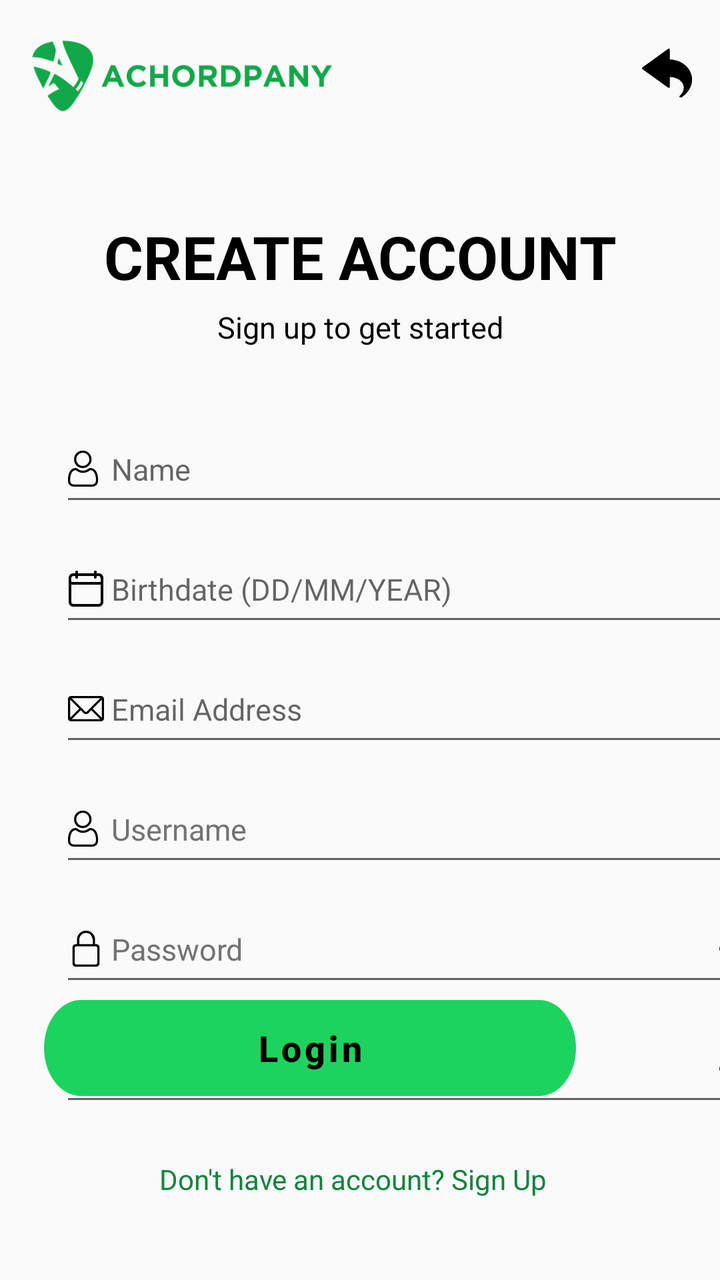
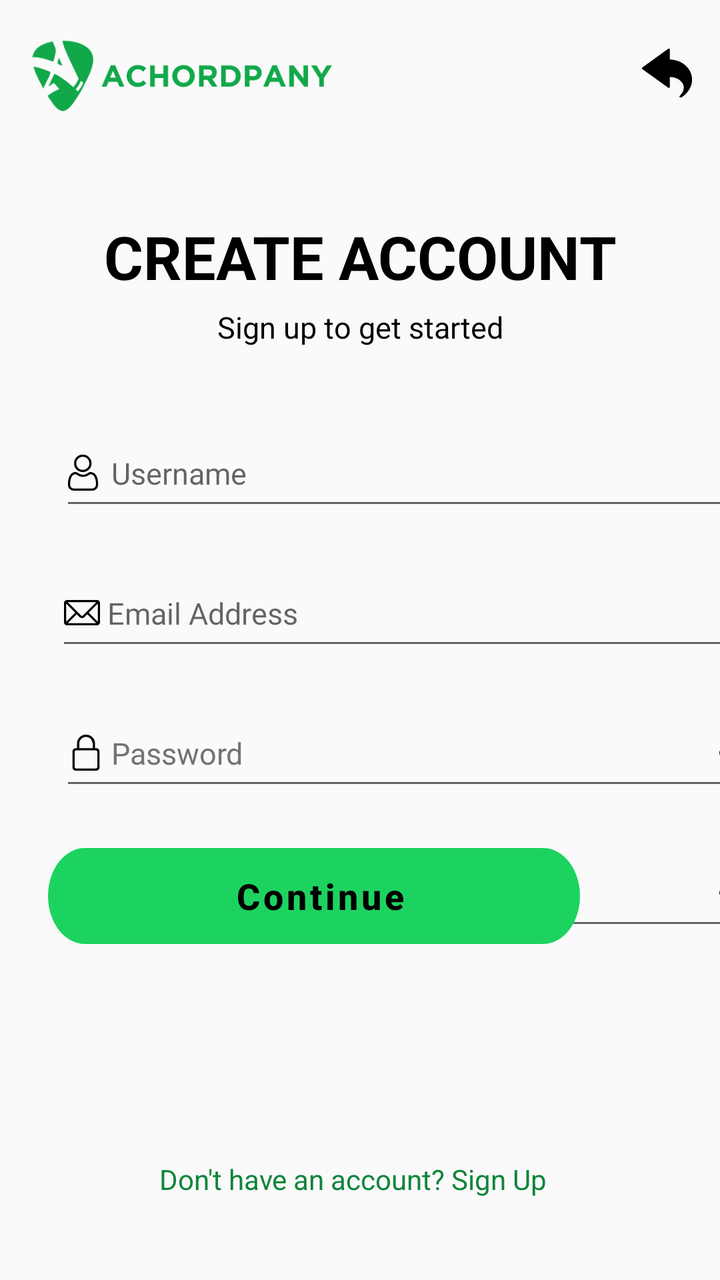

Before-and-after screenshots of an Android layout around one commit, followed by the original layout XML and the change that was made.
<!-- AndroidManifest.xml: application theme Theme.Achordpany -->
<!-- res/layout/fragment_signup_step1.xml -->
<?xml version="1.0" encoding="utf-8"?>
<androidx.constraintlayout.widget.ConstraintLayout xmlns:android="http://schemas.android.com/apk/res/android"
    xmlns:app="http://schemas.android.com/apk/res-auto"
    xmlns:tools="http://schemas.android.com/tools"
    android:layout_width="match_parent"
    android:layout_height="match_parent"
    android:background="@color/background_light"
    tools:context="com.example.achordpany.MainActivity">

    <ImageView
        android:id="@+id/imageView"
        android:layout_width="25dp"
        android:layout_height="25dp"
        android:layout_marginTop="24dp"
        android:contentDescription="@string/image_description"
        app:layout_constraintEnd_toEndOf="parent"
        app:layout_constraintHorizontal_bias="0.958"
        app:layout_constraintStart_toStartOf="parent"
        app:layout_constraintTop_toTopOf="parent"
        app:srcCompat="@drawable/ic_return_black_24dp" />

    <ImageView
        android:id="@+id/logoImageView"
        android:layout_width="150dp"
        android:layout_height="70dp"
        android:layout_marginStart="16dp"
        android:layout_marginBottom="36dp"
        android:contentDescription="Logo"
        app:layout_constraintBottom_toTopOf="@+id/heading1"
        app:layout_constraintStart_toStartOf="parent"
        app:srcCompat="@drawable/logo_light"
        tools:ignore="HardcodedText" />

    <TextView
        android:id="@+id/heading1"
        android:layout_width="wrap_content"
        android:layout_height="wrap_content"
        android:layout_marginTop="108dp"
        android:text="CREATE ACCOUNT"
        android:textColor="@android:color/black"
        android:textSize="30sp"
        android:textStyle="bold"
        app:layout_constraintEnd_toEndOf="parent"
        app:layout_constraintStart_toStartOf="parent"
        app:layout_constraintTop_toTopOf="parent"
        tools:ignore="HardcodedText" />

    <TextView
        android:id="@+id/heading2"
        android:layout_width="wrap_content"
        android:layout_height="wrap_content"
        android:layout_marginTop="5dp"
        android:text="Sign up to get started"
        android:textColor="@android:color/black"
        android:textSize="15sp"
        app:layout_constraintEnd_toEndOf="parent"
        app:layout_constraintStart_toStartOf="parent"
        app:layout_constraintTop_toBottomOf="@id/heading1"
        tools:ignore="HardcodedText"
        tools:layout_editor_absoluteY="220dp" />

    


    

    <EditText
        android:layout_width="350dp"
        android:layout_height="50dp"
        android:layout_marginStart="30dp"
        android:layout_marginTop="208dp"
        android:drawableStart="@drawable/ic_user_black"
        android:hint=" Name"
        android:importantForAutofill="no"
        android:inputType="text"
        android:textColor="#737373"
        android:textSize="15sp"
        app:layout_constraintStart_toStartOf="parent"
        app:layout_constraintTop_toTopOf="parent"
        tools:ignore="HardcodedText" />

    <EditText
        android:id="@+id/editTextDate"
        android:layout_width="350dp"
        android:layout_height="50dp"
        android:layout_marginStart="30dp"
        android:layout_marginTop="268dp"
        android:drawableStart="@drawable/ic_calendar_black"
        android:focusable="false"
        android:hint=" Birthdate (DD/MM/YEAR)"
        android:importantForAutofill="no"
        android:inputType="date"
        android:textColor="#737373"
        android:textSize="15sp"
        app:layout_constraintStart_toStartOf="parent"
        app:layout_constraintTop_toTopOf="parent"
        tools:ignore="HardcodedText" />

    

    <EditText
        android:layout_width="350dp"
        android:layout_height="50dp"
        android:layout_marginStart="30dp"
        android:layout_marginTop="328dp"
        android:drawableStart="@drawable/ic_email_black"
        android:importantForAutofill="no"
        android:inputType="textEmailAddress"
        android:hint=" Email Address"
        android:textColor="#737373"
        android:textSize="15sp"
        app:layout_constraintStart_toStartOf="parent"
        app:layout_constraintTop_toTopOf="parent"
        tools:ignore="HardcodedText" />

    

    <EditText
        android:layout_width="350dp"
        android:layout_height="50dp"
        android:layout_marginStart="30dp"
        android:layout_marginTop="388dp"
        android:drawableStart="@drawable/ic_user_black"
        android:importantForAutofill="no"
        android:inputType="text"
        android:text=" Username"
        android:textColor="#737373"
        android:textSize="15sp"
        app:layout_constraintStart_toStartOf="parent"
        app:layout_constraintTop_toTopOf="parent"
        tools:ignore="HardcodedText" />

    

    <EditText
        android:layout_width="350dp"
        android:layout_height="50dp"
        android:layout_marginStart="30dp"
        android:layout_marginTop="448dp"
        android:drawableStart="@drawable/ic_lock_black"
        android:drawableEnd="@drawable/ic_eyehide_black"
        android:importantForAutofill="no"
        android:inputType="textVisiblePassword"
        android:text=" Password"
        android:textColor="#737373"
        android:textSize="15sp"
        app:layout_constraintStart_toStartOf="parent"
        app:layout_constraintTop_toTopOf="parent"
        tools:ignore="HardcodedText" />

    

    <EditText
        android:layout_width="350dp"
        android:layout_height="50dp"
        android:layout_marginStart="30dp"
        android:layout_marginTop="508dp"
        android:drawableStart="@drawable/ic_lock_black"
        android:drawableEnd="@drawable/ic_eyehide_black"
        android:importantForAutofill="no"
        android:inputType="textVisiblePassword"
        android:text=" Confirm Password"
        android:textColor="#737373"
        android:textSize="15sp"
        app:layout_constraintStart_toStartOf="parent"
        app:layout_constraintTop_toTopOf="parent"
        tools:ignore="HardcodedText" />

    <Button
        android:id="@+id/buttonLogin"
        style="@style/RoundedButtonStyle"
        android:layout_marginEnd="72dp"
        android:layout_marginBottom="92dp"
        android:text="Login"
        android:textAllCaps="false"
        android:textColor="@color/black"
        android:textSize="18sp"
        android:textStyle="bold"
        app:layout_constraintBottom_toBottomOf="parent"
        app:layout_constraintEnd_toEndOf="parent"
        tools:ignore="HardcodedText" />

    <TextView
        android:id="@+id/textNoAccount"
        android:layout_width="200dp"
        android:layout_height="wrap_content"
        android:layout_marginTop="32dp"
        android:importantForAccessibility="yes"
        android:text="Don't have an account? Sign Up"
        android:textColor="#FF11843C"
        android:textSize="14sp"
        app:layout_constraintEnd_toEndOf="parent"
        app:layout_constraintHorizontal_bias="0.497"
        app:layout_constraintStart_toStartOf="parent"
        app:layout_constraintTop_toBottomOf="@+id/buttonLogin"
        tools:ignore="HardcodedText,ContentDescription,LabelFor,TextSizeCheck" />


</androidx.constraintlayout.widget.ConstraintLayout>
<!-- resources referenced by this layout -->
<resources>
  <color name="background_light">#FFFAFAFA</color>
  <color name="black">#FF000000</color>
  <!-- drawable ic_calendar_black: vector/xml drawable (drawable, 5805 chars, omitted) -->
  <!-- drawable ic_email_black: vector/xml drawable (drawable, 8587 chars, omitted) -->
  <!-- drawable ic_eyehide_black: vector/xml drawable (drawable, 6721 chars, omitted) -->
  <!-- drawable ic_lock_black: vector/xml drawable (drawable, 6104 chars, omitted) -->
  <!-- drawable ic_return_black_24dp: vector/xml drawable (drawable, 4053 chars, omitted) -->
  <!-- drawable ic_user_black: vector/xml drawable (drawable, 4708 chars, omitted) -->
  <!-- drawable logo_light: png bitmap (drawable, 13407 bytes) -->
  <string name="image_description">Return</string>
  <style name="RoundedButtonStyle">
          <item name="android:background">@drawable/btn_login_light</item>
          <item name="android:textColor">#FFFFFF</item> 
          <item name="android:textSize">16sp</item> 
          <item name="android:layout_width">wrap_content</item>
          <item name="android:layout_height">wrap_content</item>
      </style>
  <style name="Theme.Achordpany" parent="Theme.MaterialComponents.DayNight.DarkActionBar">
          
          <item name="android:windowBackground">@color/background_light</item>
          
          <item name="colorPrimary">@color/light_green</item>
          <item name="colorPrimaryVariant">@color/light_green_700</item>
          <item name="colorOnPrimary">@color/text_dark</item>
          
          <item name="colorSecondary">@color/dark_green_200</item>
          <item name="colorSecondaryVariant">@color/dark_green_700</item>
          <item name="colorOnSecondary">@color/text_dark</item>
          
          <item name="android:statusBarColor">?attr/colorPrimaryVariant</item>
          
          <item name="bottomNavigationStyle">@style/Widget.BottomNavigationView</item>
  
      </style>
  <!-- drawable btn_login_light (drawable) -->
  <vector xmlns:android="http://schemas.android.com/apk/res/android"
      android:width="266dp"
      android:height="37dp"
      android:viewportWidth="266"
      android:viewportHeight="37">
    <path
        android:pathData="M18.5,0L247.5,0A18.5,18.5 0,0 1,266 18.5L266,18.5A18.5,18.5 0,0 1,247.5 37L18.5,37A18.5,18.5 0,0 1,0 18.5L0,18.5A18.5,18.5 0,0 1,18.5 0z"
        android:fillColor="#00DB4D"/>
  </vector>
  <color name="light_green">#FF1DD360</color>
  <color name="light_green_700">#FF11843C</color>
  <color name="text_dark">#FF121212</color>
  <color name="dark_green_200">#FFAEFFCB</color>
  <color name="dark_green_700">#FF009635</color>
  <style name="Widget.BottomNavigationView" parent="Widget.MaterialComponents.BottomNavigationView">
          <item name="itemIconTint">@color/bottom_nav_color</item>
          <item name="itemTextColor">@color/bottom_nav_color</item>
      </style>
</resources>

<!-- the commit's change to res/layout/fragment_signup_step1.xml (unified diff, before → after) -->
@@ -1,5 +1,6 @@
 <?xml version="1.0" encoding="utf-8"?>
-<androidx.constraintlayout.widget.ConstraintLayout xmlns:android="http://schemas.android.com/apk/res/android"
+<androidx.constraintlayout.widget.ConstraintLayout
+    xmlns:android="http://schemas.android.com/apk/res/android"
     xmlns:app="http://schemas.android.com/apk/res-auto"
     xmlns:tools="http://schemas.android.com/tools"
     android:layout_width="match_parent"
@@ -7,18 +8,20 @@
     android:background="@color/background_light"
     tools:context="com.example.achordpany.MainActivity">
 
+    
     <ImageView
         android:id="@+id/imageView"
         android:layout_width="25dp"
         android:layout_height="25dp"
         android:layout_marginTop="24dp"
         android:contentDescription="@string/image_description"
+        app:layout_constraintTop_toTopOf="parent"
+        app:layout_constraintStart_toStartOf="parent"
         app:layout_constraintEnd_toEndOf="parent"
         app:layout_constraintHorizontal_bias="0.958"
-        app:layout_constraintStart_toStartOf="parent"
-        app:layout_constraintTop_toTopOf="parent"
         app:srcCompat="@drawable/ic_return_black_24dp" />
 
+    
     <ImageView
         android:id="@+id/logoImageView"
         android:layout_width="150dp"
@@ -26,174 +29,137 @@
         android:layout_marginStart="16dp"
         android:layout_marginBottom="36dp"
         android:contentDescription="Logo"
+        app:layout_constraintStart_toStartOf="parent"
         app:layout_constraintBottom_toTopOf="@+id/heading1"
-        app:layout_constraintStart_toStartOf="parent"
         app:srcCompat="@drawable/logo_light"
         tools:ignore="HardcodedText" />
 
+    
     <TextView
         android:id="@+id/heading1"
         android:layout_width="wrap_content"
         android:layout_height="wrap_content"
         android:layout_marginTop="108dp"
         android:text="CREATE ACCOUNT"
-        android:textColor="@android:color/black"
         android:textSize="30sp"
         android:textStyle="bold"
+        android:textColor="@android:color/black"
+        app:layout_constraintStart_toStartOf="parent"
         app:layout_constraintEnd_toEndOf="parent"
-        app:layout_constraintStart_toStartOf="parent"
         app:layout_constraintTop_toTopOf="parent"
         tools:ignore="HardcodedText" />
 
+    
     <TextView
         android:id="@+id/heading2"
         android:layout_width="wrap_content"
         android:layout_height="wrap_content"
         android:layout_marginTop="5dp"
         android:text="Sign up to get started"
+        android:textSize="15sp"
         android:textColor="@android:color/black"
-        android:textSize="15sp"
+        app:layout_constraintStart_toStartOf="parent"
         app:layout_constraintEnd_toEndOf="parent"
-        app:layout_constraintStart_toStartOf="parent"
         app:layout_constraintTop_toBottomOf="@id/heading1"
         tools:ignore="HardcodedText"
         tools:layout_editor_absoluteY="220dp" />
 
     
-
-
-    
-
     <EditText
         android:layout_width="350dp"
         android:layout_height="50dp"
         android:layout_marginStart="30dp"
-        android:layout_marginTop="208dp"
+        android:layout_marginTop="210dp"
+        android:hint=" Username"
+        android:inputType="text"
+        android:textSize="15sp"
+        android:textColor="#737373"
+        android:importantForAutofill="no"
         android:drawableStart="@drawable/ic_user_black"
-        android:hint=" Name"
-        android:importantForAutofill="no"
-        android:inputType="text"
-        android:textColor="#737373"
-        android:textSize="15sp"
-        app:layout_constraintStart_toStartOf="parent"
-        app:layout_constraintTop_toTopOf="parent"
-        tools:ignore="HardcodedText" />
-
-    <EditText
-        android:id="@+id/editTextDate"
-        android:layout_width="350dp"
-        android:layout_height="50dp"
-        android:layout_marginStart="30dp"
-        android:layout_marginTop="268dp"
-        android:drawableStart="@drawable/ic_calendar_black"
-        android:focusable="false"
-        android:hint=" Birthdate (DD/MM/YEAR)"
-        android:importantForAutofill="no"
-        android:inputType="date"
-        android:textColor="#737373"
-        android:textSize="15sp"
         app:layout_constraintStart_toStartOf="parent"
         app:layout_constraintTop_toTopOf="parent"
         tools:ignore="HardcodedText" />
 
     
-
     <EditText
         android:layout_width="350dp"
         android:layout_height="50dp"
-        android:layout_marginStart="30dp"
-        android:layout_marginTop="328dp"
+        android:layout_marginStart="28dp"
+        android:layout_marginTop="280dp"
+        android:hint=" Email Address"
+        android:inputType="textEmailAddress"
+        android:textSize="15sp"
+        android:textColor="#737373"
+        android:importantForAutofill="no"
         android:drawableStart="@drawable/ic_email_black"
-        android:importantForAutofill="no"
-        android:inputType="textEmailAddress"
-        android:hint=" Email Address"
-        android:textColor="#737373"
-        android:textSize="15sp"
         app:layout_constraintStart_toStartOf="parent"
         app:layout_constraintTop_toTopOf="parent"
         tools:ignore="HardcodedText" />
 
     
-
     <EditText
         android:layout_width="350dp"
         android:layout_height="50dp"
         android:layout_marginStart="30dp"
-        android:layout_marginTop="388dp"
-        android:drawableStart="@drawable/ic_user_black"
+        android:layout_marginTop="350dp"
+        android:inputType="textVisiblePassword"
+        android:text=" Password"
+        android:textSize="15sp"
+        android:textColor="#737373"
         android:importantForAutofill="no"
-        android:inputType="text"
-        android:text=" Username"
-        android:textColor="#737373"
-        android:textSize="15sp"
+        android:drawableStart="@drawable/ic_lock_black"
+        android:drawableEnd="@drawable/ic_eyehide_black"
         app:layout_constraintStart_toStartOf="parent"
         app:layout_constraintTop_toTopOf="parent"
         tools:ignore="HardcodedText" />
 
     
-
     <EditText
         android:layout_width="350dp"
         android:layout_height="50dp"
         android:layout_marginStart="30dp"
-        android:layout_marginTop="448dp"
+        android:layout_marginTop="420dp"
+        android:inputType="textVisiblePassword"
+        android:text=" Confirm Password"
+        android:textSize="15sp"
+        android:textColor="#737373"
+        android:importantForAutofill="no"
         android:drawableStart="@drawable/ic_lock_black"
         android:drawableEnd="@drawable/ic_eyehide_black"
-        android:importantForAutofill="no"
-        android:inputType="textVisiblePassword"
-        android:text=" Password"
-        android:textColor="#737373"
-        android:textSize="15sp"
         app:layout_constraintStart_toStartOf="parent"
         app:layout_constraintTop_toTopOf="parent"
         tools:ignore="HardcodedText" />
 
     
-
-    <EditText
-        android:layout_width="350dp"
-        android:layout_height="50dp"
-        android:layout_marginStart="30dp"
-        android:layout_marginTop="508dp"
-        android:drawableStart="@drawable/ic_lock_black"
-        android:drawableEnd="@drawable/ic_eyehide_black"
-        android:importantForAutofill="no"
-        android:inputType="textVisiblePassword"
-        android:text=" Confirm Password"
-        android:textColor="#737373"
-        android:textSize="15sp"
-        app:layout_constraintStart_toStartOf="parent"
-        app:layout_constraintTop_toTopOf="parent"
-        tools:ignore="HardcodedText" />
-
     <Button
         android:id="@+id/buttonLogin"
         style="@style/RoundedButtonStyle"
-        android:layout_marginEnd="72dp"
-        android:layout_marginBottom="92dp"
-        android:text="Login"
+        android:layout_marginStart="70dp"
+        android:layout_marginEnd="70dp"
+        android:layout_marginBottom="168dp"
+        android:text=" Continue"
+        android:textSize="18sp"
+        android:textStyle="bold"
         android:textAllCaps="false"
         android:textColor="@color/black"
-        android:textSize="18sp"
-        android:textStyle="bold"
         app:layout_constraintBottom_toBottomOf="parent"
         app:layout_constraintEnd_toEndOf="parent"
         tools:ignore="HardcodedText" />
 
+    
     <TextView
         android:id="@+id/textNoAccount"
         android:layout_width="200dp"
         android:layout_height="wrap_content"
-        android:layout_marginTop="32dp"
+        android:layout_marginTop="108dp"
+        android:text="Don't have an account? Sign Up"
+        android:textSize="14sp"
+        android:textColor="#FF11843C"
         android:importantForAccessibility="yes"
-        android:text="Don't have an account? Sign Up"
-        android:textColor="#FF11843C"
-        android:textSize="14sp"
+        app:layout_constraintStart_toStartOf="parent"
         app:layout_constraintEnd_toEndOf="parent"
+        app:layout_constraintTop_toBottomOf="@+id/buttonLogin"
         app:layout_constraintHorizontal_bias="0.497"
-        app:layout_constraintStart_toStartOf="parent"
-        app:layout_constraintTop_toBottomOf="@+id/buttonLogin"
         tools:ignore="HardcodedText,ContentDescription,LabelFor,TextSizeCheck" />
 
-
 </androidx.constraintlayout.widget.ConstraintLayout>
<!-- resource entries referenced after the edit -->
@@ -2,7 +2,6 @@
 <resources>
   <color name="background_light">#FFFAFAFA</color>
   <color name="black">#FF000000</color>
-  <!-- drawable ic_calendar_black: vector/xml drawable (drawable, 5805 chars, omitted) -->
   <!-- drawable ic_email_black: vector/xml drawable (drawable, 8587 chars, omitted) -->
   <!-- drawable ic_eyehide_black: vector/xml drawable (drawable, 6721 chars, omitted) -->
   <!-- drawable ic_lock_black: vector/xml drawable (drawable, 6104 chars, omitted) -->
